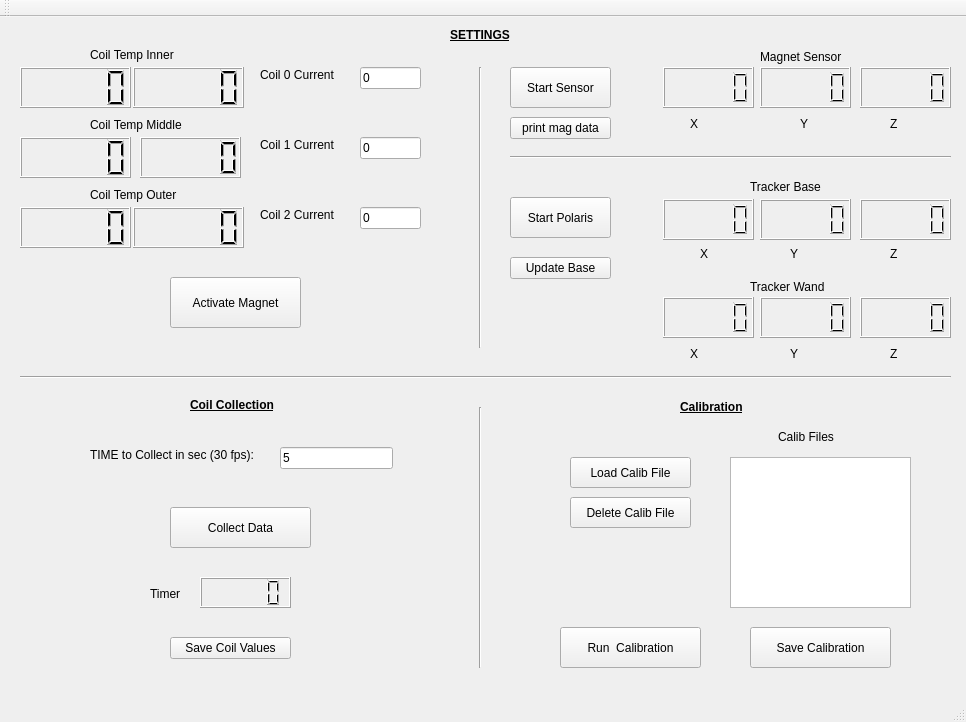
Before: the Qt Designer form mainwindow.ui in dusevitch/collect_data_calibrate_magnet, drawn with Qt 5.
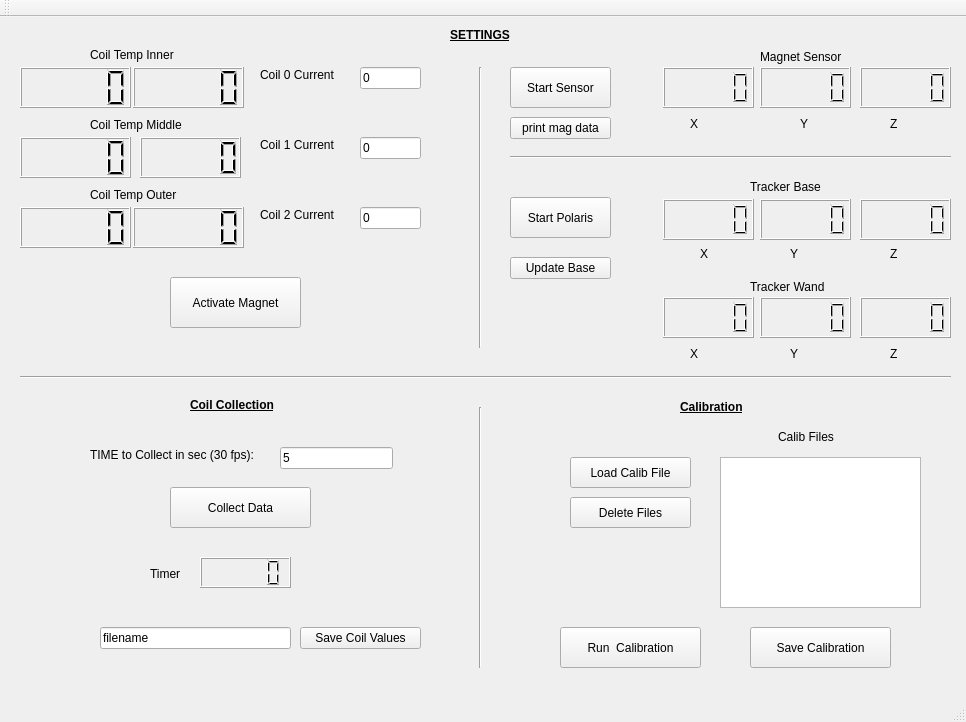
After: the same form once the commit is applied.

Commit message: Updated with working Magnet button and save/load features for loading calib files

```diff
--- a/mainwindow.ui
+++ b/mainwindow.ui
@@ -155,7 +155,7 @@
     <property name="geometry">
      <rect>
       <x>200</x>
-      <y>560</y>
+      <y>540</y>
       <width>91</width>
       <height>31</height>
      </rect>
@@ -165,7 +165,7 @@
     <property name="geometry">
      <rect>
       <x>150</x>
-      <y>570</y>
+      <y>550</y>
       <width>59</width>
       <height>14</height>
      </rect>
@@ -178,7 +178,7 @@
     <property name="geometry">
      <rect>
       <x>170</x>
-      <y>490</y>
+      <y>470</y>
       <width>141</width>
       <height>41</height>
      </rect>
@@ -487,8 +487,8 @@
    <widget class="QPushButton" name="save_coil_vals">
     <property name="geometry">
      <rect>
-      <x>170</x>
-      <y>620</y>
+      <x>300</x>
+      <y>610</y>
       <width>121</width>
       <height>22</height>
      </rect>
@@ -733,17 +733,7 @@
      <enum>Qt::Horizontal</enum>
     </property>
    </widget>
-   <widget class="QListView" name="listView">
-    <property name="geometry">
-     <rect>
-      <x>730</x>
-      <y>440</y>
-      <width>181</width>
-      <height>151</height>
-     </rect>
-    </property>
-   </widget>
-   <widget class="QPushButton" name="pushButton">
+   <widget class="QPushButton" name="load_calib_file">
     <property name="geometry">
      <rect>
       <x>570</x>
@@ -779,7 +769,33 @@
      </rect>
     </property>
     <property name="text">
-     <string>Delete Calib File</string>
+     <string>Delete Files</string>
+    </property>
+   </widget>
+   <widget class="QLineEdit" name="filename_calib">
+    <property name="geometry">
+     <rect>
+      <x>100</x>
+      <y>610</y>
+      <width>191</width>
+      <height>22</height>
+     </rect>
+    </property>
+    <property name="text">
+     <string>filename</string>
+    </property>
+    <property name="placeholderText">
+     <string notr="true" extracomment="filename"/>
+    </property>
+   </widget>
+   <widget class="QTextEdit" name="list_textEdit">
+    <property name="geometry">
+     <rect>
+      <x>720</x>
+      <y>440</y>
+      <width>201</width>
+      <height>151</height>
+     </rect>
     </property>
    </widget>
   </widget>
```
The commit also changes 9 other files.
